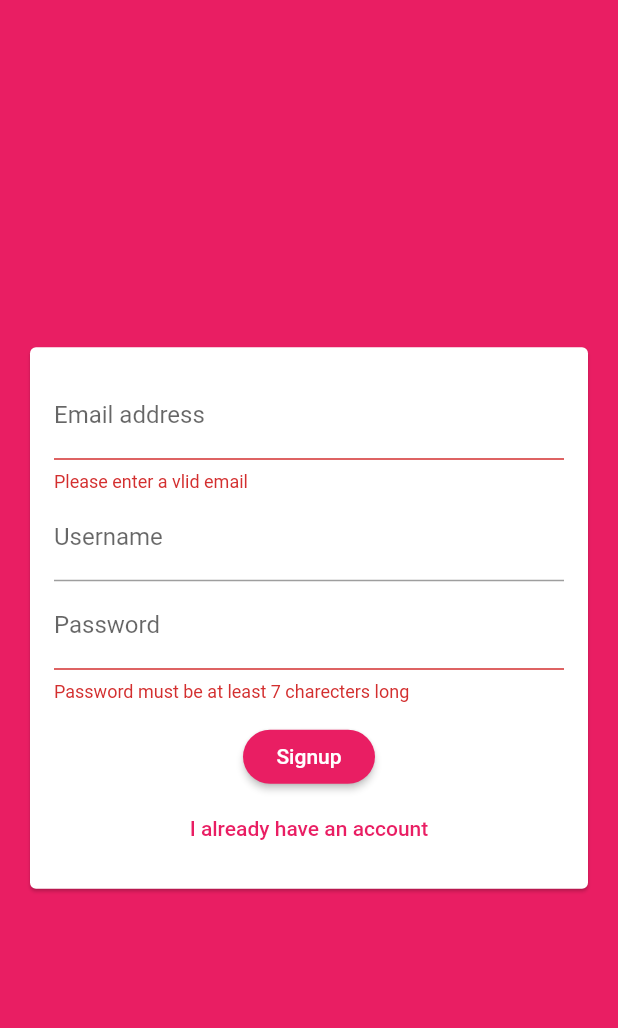
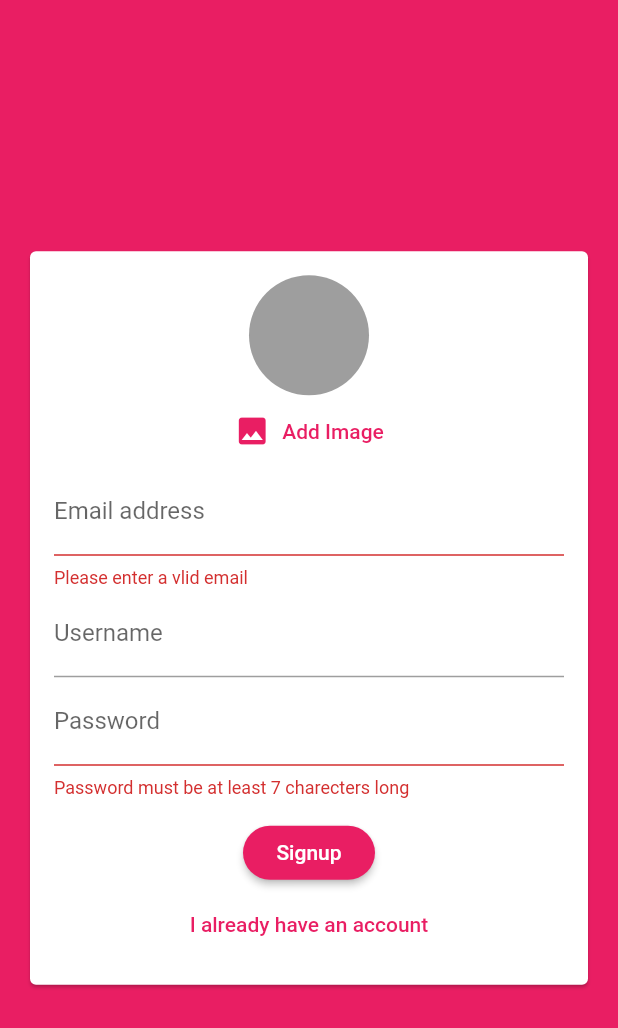
Before and after one commit to shaiIHerman/flutter_chat_app, a Flutter app: the screen it shows after launch, after a tap on "Login", after a tap on "Create new account", on a phone screen of 412 x 824 dp. Shown: the top 1028 px of the screen. Run offline on Flutter 3.47's test engine with Material 2 defaults, Android fonts, the phone set to English and light mode, and no system bars; our stand-ins replace cloud_firestore, firebase_auth, firebase_core, image_picker; accounts and stored records are empty.

Commit message:
completed #339 image picker UI/UX

```diff
--- a/chat_app_v2/lib/main.dart
+++ b/chat_app_v2/lib/main.dart
@@ -41,3 +41,9 @@ class MyApp extends StatelessWidget {
     );
   }
 }
+
+// import 'dart:io'; // at beginning of file
+// ...
+// final picker = ImagePicker();
+// final pickedImage = await picker.getImage(...);
+// final pickedImageFile = File(pickedImage.path); // require
--- a/chat_app_v2/lib/widgets/auth/auth_form.dart
+++ b/chat_app_v2/lib/widgets/auth/auth_form.dart
@@ -1,4 +1,5 @@
 import 'package:flutter/material.dart';
+import '../pickers/user_image_picker.dart';
 
 class AuthForm extends StatefulWidget {
   AuthForm(this.submiFn, this.isLoading);
@@ -51,6 +52,7 @@ class _AuthFormState extends State<AuthForm> {
               child: Column(
                 mainAxisSize: MainAxisSize.min,
                 children: [
+                  if (!_isLogin) UserImagePicker(),
                   TextFormField(
                     key: ValueKey('email'),
                     validator: (value) {
@@ -109,7 +111,7 @@ class _AuthFormState extends State<AuthForm> {
                           ? 'Create new account'
                           : 'I already have an account'),
                       textColor: Theme.of(context).primaryColor,
-                    )
+                    ),
                 ],
               ),
             ),
--- /dev/null
+++ b/chat_app_v2/lib/widgets/pickers/user_image_picker.dart
@@ -0,0 +1,45 @@
+import 'dart:io';
+import 'package:flutter/material.dart';
+import 'package:image_picker/image_picker.dart';
+
+class UserImagePicker extends StatefulWidget {
+  @override
+  _UserImagePickerState createState() => _UserImagePickerState();
+}
+
+class _UserImagePickerState extends State<UserImagePicker> {
+  File? _pickedImage;
+  void _pickImage() async {
+    final pickedImageFile =
+        await ImagePicker().pickImage(source: ImageSource.camera);
+    setState(() {
+      if (pickedImageFile != null) {
+        _pickedImage = File(pickedImageFile.path);
+      }
+    });
+  }
+
+  @override
+  Widget build(BuildContext context) {
+    return Column(
+      children: [
+        CircleAvatar(
+          radius: 40,
+          backgroundColor: Colors.grey,
+          backgroundImage:
+              _pickedImage != null ? FileImage(_pickedImage!) : null,
+        ),
+        TextButton.icon(
+          onPressed: _pickImage,
+          icon: Icon(Icons.image),
+          label: Text(
+            'Add Image',
+            style: TextStyle(
+              color: Theme.of(context).primaryColor,
+            ),
+          ),
+        ),
+      ],
+    );
+  }
+}
--- a/chat_app_v2/pubspec.yaml
+++ b/chat_app_v2/pubspec.yaml
@@ -31,7 +31,7 @@ dependencies:
   firebase_core: ^1.0.1
   cloud_firestore: ^1.0.1
   firebase_auth: ^3.3.5
-
+  image_picker: ^0.8.4+4
 
 dev_dependencies:
   flutter_test:
```
Also changed, not shown: chat_app_v2/pubspec.lock, 1 other file.
